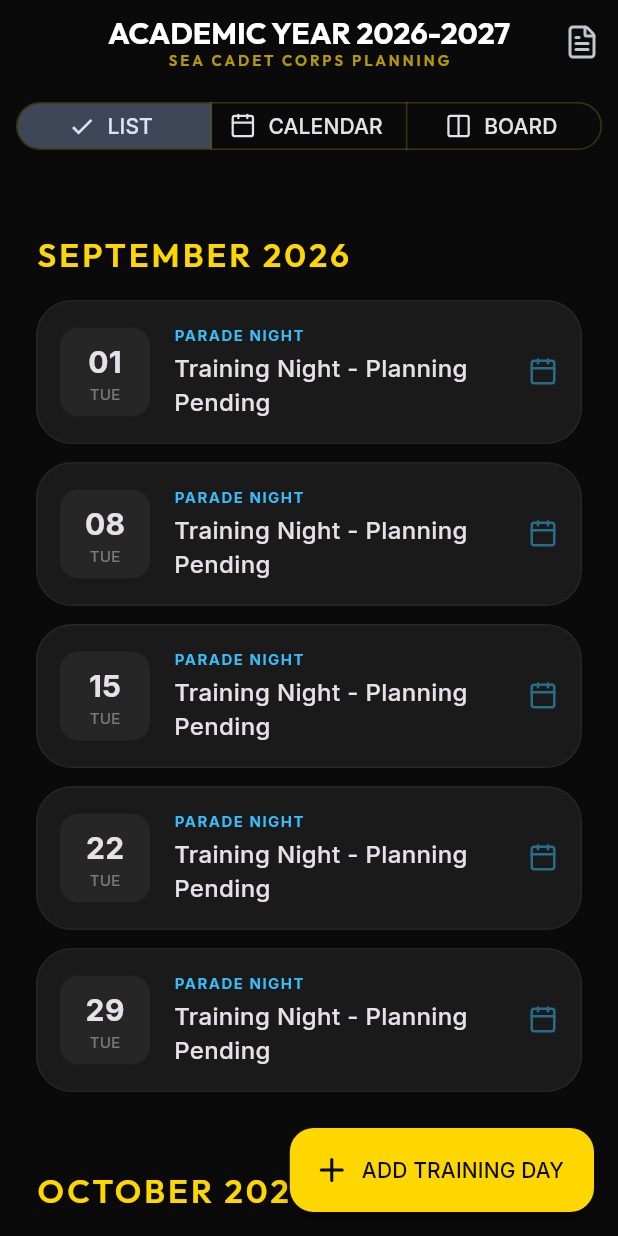
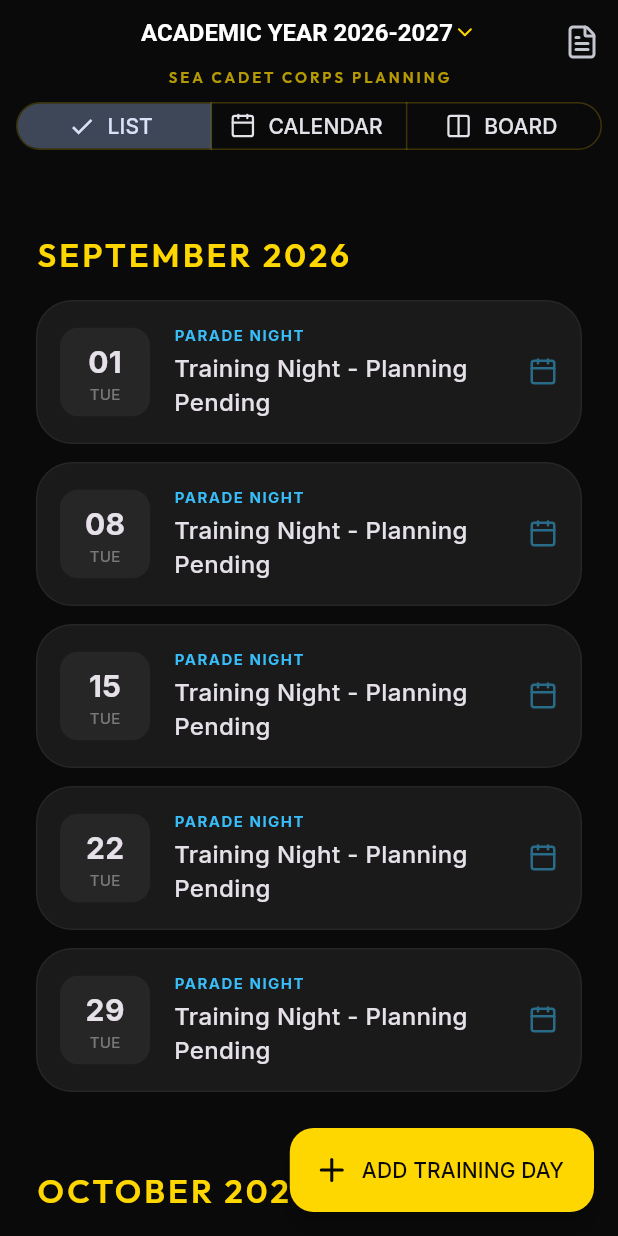
Before and after one commit to jonh2oman/training-officer-tool, a Flutter app: the screen it shows after launch, on a phone screen of 412 x 824 dp. Run offline on Flutter 3.47's test engine with Material 3 defaults, Android fonts, the phone set to English and light mode, and no system bars; our stand-ins replace flutter_riverpod, go_router, google_fonts, lucide_icons, shared_preferences.

Commit message:
Feature: Bulletproof Auto-Save, Multi-Year Planning, and Smooth Kanban Scrolling

```diff
--- a/lib/src/features/calendar/domain/training_session.dart
+++ b/lib/src/features/calendar/domain/training_session.dart
@@ -30,6 +30,20 @@ class LessonSlot {
   });
 
   bool get isEmpty => eoCode == null && title == null;
+
+  Map<String, dynamic> toJson() => {
+    'eoCode': eoCode,
+    'title': title,
+    'instructor': instructor,
+    'location': location,
+  };
+
+  factory LessonSlot.fromJson(Map<String, dynamic> json) => LessonSlot(
+    eoCode: json['eoCode'],
+    title: json['title'],
+    instructor: json['instructor'],
+    location: json['location'],
+  );
 }
 
 class TrainingSession {
@@ -67,4 +81,27 @@ class TrainingSession {
       matrix: matrix ?? this.matrix,
     );
   }
+
+  Map<String, dynamic> toJson() => {
+    'id': id,
+    'date': date.toIso8601String(),
+    'type': type.name,
+    'description': description,
+    'matrix': matrix.map((key, value) => MapEntry(key.name, value.map((e) => e.toJson()).toList())),
+  };
+
+  factory TrainingSession.fromJson(Map<String, dynamic> json) {
+    return TrainingSession(
+      id: json['id'],
+      date: DateTime.parse(json['date']),
+      type: SessionType.values.byName(json['type']),
+      description: json['description'],
+      matrix: (json['matrix'] as Map<String, dynamic>).map(
+        (key, value) => MapEntry(
+          Phase.values.byName(key),
+          (value as List).map((e) => LessonSlot.fromJson(e)).toList(),
+        ),
+      ),
+    );
+  }
 }
--- a/lib/src/features/calendar/presentation/academic_calendar_screen.dart
+++ b/lib/src/features/calendar/presentation/academic_calendar_screen.dart
@@ -3,6 +3,7 @@ import 'package:flutter_riverpod/flutter_riverpod.dart';
 import 'package:intl/intl.dart';
 import 'package:lucide_icons/lucide_icons.dart';
 import 'package:go_router/go_router.dart';
+import 'package:flutter/gestures.dart';
 import '../application/training_controller.dart';
 import '../domain/training_session.dart';
 import '../../../theme/app_theme.dart';
@@ -30,13 +31,34 @@ class _AcademicCalendarScreenState extends ConsumerState<AcademicCalendarScreen>
       groupedSessions.putIfAbsent(monthName, () => []).add(session);
     }
 
+    if (trainingState.isLoading) {
+      return const Scaffold(body: Center(child: CircularProgressIndicator()));
+    }
+
     return Scaffold(
       appBar: AppBar(
-        title: Column(
+        title: Row(
+          mainAxisSize: MainAxisSize.min,
           children: [
-            Text(
-              'ACADEMIC YEAR 2026-2027',
-              style: TextStyle(color: Colors.white, fontWeight: FontWeight.bold),
+            Column(
+              children: [
+                DropdownButton<int>(
+                  value: trainingState.academicYear,
+                  dropdownColor: AppTheme.black,
+                  underline: const SizedBox(),
+                  style: const TextStyle(color: Colors.white, fontWeight: FontWeight.bold, fontSize: 16),
+                  icon: const Icon(LucideIcons.chevronDown, size: 16, color: AppTheme.gold),
+                  onChanged: (year) {
+                    if (year != null) {
+                      ref.read(trainingProvider.notifier).setAcademicYear(year);
+                    }
+                  },
+                  items: [2024, 2025, 2026, 2027, 2028].map((year) {
+                    return DropdownMenuItem(
+                      value: year,
+                      child: Text('ACADEMIC YEAR $year-${year + 1}'),
+                    );
+                  }).toList(),
                 ),
                 Text(
                   'SEA CADET CORPS PLANNING',
@@ -45,6 +67,8 @@ class _AcademicCalendarScreenState extends ConsumerState<AcademicCalendarScreen>
                     color: AppTheme.gold.withOpacity(0.7),
                     letterSpacing: 2,
                   ),
+                ),
+              ],
             ),
           ],
         ),
@@ -200,7 +224,20 @@ class _AcademicCalendarScreenState extends ConsumerState<AcademicCalendarScreen>
   }
 
   Widget _buildBoardView(Map<String, List<TrainingSession>> groupedSessions) {
-    return ListView(
+    final scrollController = ScrollController();
+
+    return ScrollConfiguration(
+      behavior: ScrollConfiguration.of(context).copyWith(
+        dragDevices: {
+          PointerDeviceKind.touch,
+          PointerDeviceKind.mouse,
+        },
+      ),
+      child: Scrollbar(
+        controller: scrollController,
+        thumbVisibility: true,
+        child: ListView(
+          controller: scrollController,
           scrollDirection: Axis.horizontal,
           padding: const EdgeInsets.all(24),
           children: groupedSessions.entries.map((entry) {
@@ -234,6 +271,8 @@ class _AcademicCalendarScreenState extends ConsumerState<AcademicCalendarScreen>
               ),
             );
           }).toList(),
+        ),
+      ),
     );
   }
 }
```
Also changed, not shown: lib/src/features/calendar/application/training_controller.dart (+31 -14 lines), lib/src/features/calendar/application/training_storage.dart (added, +26 -0 lines). Lines whose indentation alone changed are shown as unchanged.
